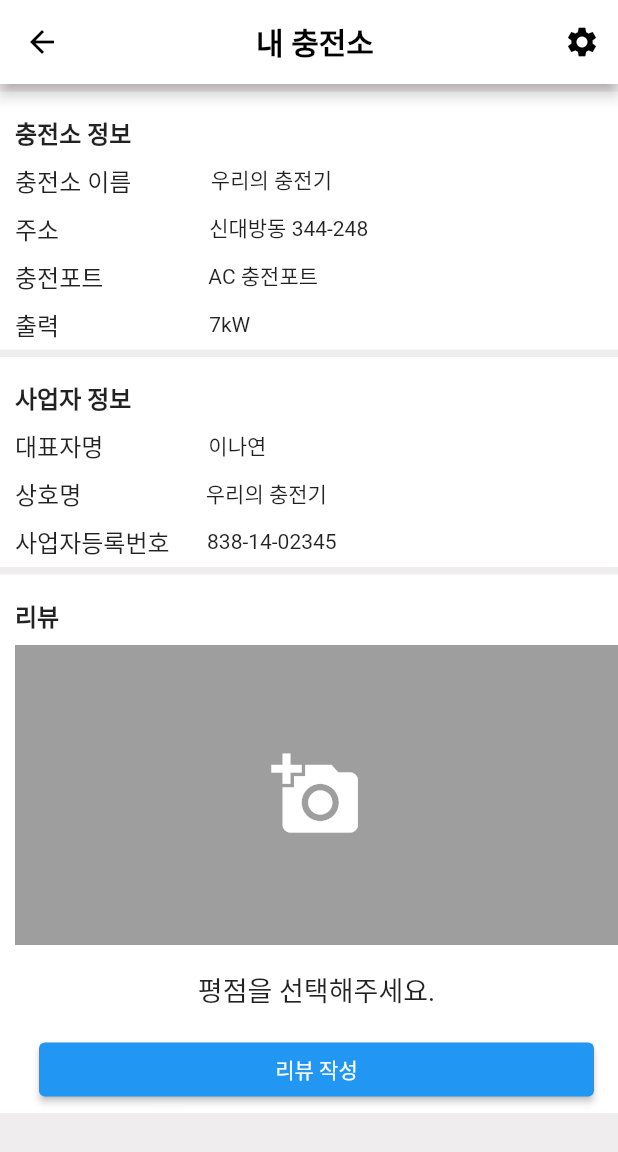
After one commit to CapstoneTeam2/caps, a Flutter app: the ChargerInfo screen opened directly, on a phone screen of 412 x 824 dp. The commit adds this screen. Shown: the top 1152 px of the screen. Run offline on Flutter 3.47's test engine with Material 2 defaults, Android fonts, the phone set to English and light mode, and no system bars; our stand-ins replace flutter_speed_dial, geocoding; missing offline and left inert: flutter_sliding_up_panel, naver_map_plugin.

Commit message:
충전소 정보

```diff
--- /dev/null
+++ b/lib/ChargerInfo.dart
@@ -0,0 +1,248 @@
+import 'dart:io';
+
+import 'package:flutter/material.dart';
+
+class ChargerInfo extends StatefulWidget {
+  const ChargerInfo({Key? key}) : super(key: key);
+
+  @override
+  State<ChargerInfo> createState() => _ChargerInfo();
+}
+
+class _ChargerInfo extends State<ChargerInfo> {
+  double _rating = 0.0;
+  String _reviewText = '';
+  File? _imageFile;
+
+  void _selectImage() async {
+    // TODO: 이미지 선택 로직 구현
+  }
+  @override
+  Widget build(BuildContext context) {
+    return Scaffold(
+      backgroundColor: Color(0xFFf0edee),
+      appBar: AppBar(
+        iconTheme: IconThemeData(
+          color: Colors.black,
+        ),
+        backgroundColor: Colors.white,
+        title: Center(
+          child: Text('내 충전소', style: TextStyle(
+              color: Colors.black,
+              fontWeight: FontWeight.bold,
+            ),
+          ),
+        ),
+        actions: [
+          IconButton(
+            onPressed: () {
+              // 수정 아이콘 클릭 시 수행할 동작
+            },
+            icon: Icon(Icons.settings),
+            color: Colors.black,
+          ),
+        ],
+      ),
+      body: ListView(
+        children: [
+          SizedBox(height: 5,),
+          Container(
+            color: Colors.white,
+            child: Padding(
+              padding: const EdgeInsets.fromLTRB(10,15,0,5),
+              child: Column(
+                mainAxisAlignment: MainAxisAlignment.start,
+                children: [
+                  Row(
+                    children: [
+                      Text('충전소 정보',style: TextStyle(
+                        fontWeight: FontWeight.bold,
+                        fontSize: 16,
+                      )),
+                    ],
+                  ),
+                  SizedBox(height: 8,),
+                  Row(
+                    children: [
+                      Text('충전소 이름',style: TextStyle(
+                          fontSize: 16,),
+                      ),
+                      SizedBox(width: 53,),
+                      Text('우리의 충전기',textAlign: TextAlign.start)
+                    ],
+                  ),
+                  SizedBox(height: 8,),
+                  Row(
+                    children: [
+                      Text('주소',style: TextStyle(
+                          fontSize: 16),
+                      ),
+                      SizedBox(width: 100,),
+                      Text('신대방동 344-248',textAlign: TextAlign.start)
+                    ],
+                  ),
+                  SizedBox(height: 8,),
+                  Row(
+                    children: [
+                      Text('충전포트',style: TextStyle(
+                          fontSize: 16),
+                      ),
+                      SizedBox(width: 70,),
+                      Text('AC 충전포트',textAlign: TextAlign.start)
+                    ],
+                  ),
+                  SizedBox(height: 8,),
+                  Row(
+                    children: [
+                      Text('출력',style: TextStyle(
+                          fontSize: 16),
+                      ),
+                      SizedBox(width: 100,),
+                      Text('7kW',textAlign: TextAlign.start)
+                    ],
+                  ),
+                ],
+              ),
+            ),
+          ),
+          SizedBox(
+            height: 5,
+          ),
+          //=================
+          Container(
+            color: Colors.white,
+            child: Padding(
+              padding: const EdgeInsets.fromLTRB(10,15, 0, 5),
+              child: Column(
+                mainAxisAlignment: MainAxisAlignment.start,
+                children: [
+                  Row(
+                    children: [
+                      Text('사업자 정보',style: TextStyle(
+                        fontWeight: FontWeight.bold,
+                        fontSize: 16,
+                      )),
+                    ],
+                  ),
+                  SizedBox(height: 8,),
+                  Row(
+                    children: [
+                      Text('대표자명',style: TextStyle(
+                        fontSize: 16,),
+                      ),
+                      SizedBox(width: 70,),
+                      Text('이나연',textAlign: TextAlign.start)
+                    ],
+                  ),
+                  SizedBox(height: 8,),
+                  Row(
+                    children: [
+                      Text('상호명',style: TextStyle(
+                          fontSize: 16),
+                      ),
+                      SizedBox(width: 83,),
+                      Text('우리의 충전기',textAlign: TextAlign.start)
+                    ],
+                  ),
+                  SizedBox(height: 8,),
+                  Row(
+                    children: [
+                      Text('사업자등록번호',style: TextStyle(
+                          fontSize: 16),
+                      ),
+                      SizedBox(width: 25,),
+                      Text('838-14-02345',textAlign: TextAlign.start)
+                    ],
+                  ),
+                ],
+              ),
+            ),
+          ),
+          SizedBox(
+            height: 5,
+          ),
+          Container(
+            color: Colors.white,
+            child: Padding(
+              padding: const EdgeInsets.fromLTRB(10,15, 0, 5),
+              child: Column(
+                mainAxisAlignment: MainAxisAlignment.start,
+                children: [
+                  Row(
+                    children: [
+                      Text('리뷰',style: TextStyle(
+                        fontWeight: FontWeight.bold,
+                        fontSize: 16,
+                      )),
+                    ],
+                  ),
+                  SizedBox(height: 8,),
+                  SingleChildScrollView(
+                    child: Column(
+                      crossAxisAlignment: CrossAxisAlignment.stretch,
+                      children: [
+                        InkWell(
+                          onTap: _selectImage,
+                          child: Container(
+                            height: 200,
+                            color: Colors.grey,
+                            child: _imageFile == null
+                                ? Icon(Icons.add_a_photo,size: 60.0, color: Colors.white)
+                                : Image.file(_imageFile!, fit: BoxFit.cover),
+                          ),
+                        ),
+                        SizedBox(height: 16,),
+                        Center(
+                          child: Text(
+                            _rating == 0.0 ? '평점을 선택해주세요.' : '평점: $_rating',
+                            style: TextStyle(fontSize: 18.0),
+                          ),
+                        ),
+                        SizedBox(height: 16,),
+                        Padding(
+                          padding: EdgeInsets.symmetric(horizontal: 16.0),
+                          child: ElevatedButton(
+                            onPressed: (){},
+                            child: Text('리뷰 작성'),
+                          ),
+                        )
+                      ],
+                    ),
+                  ),
+                ],
+              ),
+            ),
+          ),
+        ],
+      ),
+    );
+  }
+}
+class RatingBar extends StatelessWidget {
+  final double? initialRating;
+  final double starSize;
+  final void Function(double) onRatingSelected;
+
+  RatingBar({
+    this.initialRating,
+    this.starSize = 40.0,
+    required this.onRatingSelected,
+  });
+
+  @override
+  Widget build(BuildContext context) {
+    return Row(
+      mainAxisSize: MainAxisSize.min,
+      children: List.generate(5, (index) {
+        return InkWell(
+          onTap: () => onRatingSelected(index + 1.0),
+          child: Icon(
+            index + 1.0 <= (initialRating ?? 0.0) ? Icons.star : Icons
+                .star_border,
+            size: starSize,
+          ),
+        );
+      }),
+    );
+  }
+}
--- a/lib/main.dart
+++ b/lib/main.dart
@@ -12,7 +12,6 @@ class MyApp extends StatelessWidget {
   Widget build(BuildContext context) {
     return MaterialApp(
       home: Scaffold(
-        // appBar: AppBar(title: const Text(_title)),
         body: const LoginPage(),
       ),
     );
--- a/lib/map.dart
+++ b/lib/map.dart
@@ -3,6 +3,7 @@ import 'package:flutter/cupertino.dart';
 import 'package:flutter/material.dart';
 import 'package:flutter_speed_dial/flutter_speed_dial.dart';
 import 'package:naver_map_plugin/naver_map_plugin.dart';
+import 'ChargerInfo.dart';
 import 'RegisterCharger.dart';
 import 'SettingButton.dart';
 import 'package:flutter_sliding_up_panel/flutter_sliding_up_panel.dart';
@@ -123,7 +124,7 @@ class _ScrollViewState extends State<ScrollView> {
                 backgroundColor: Colors.indigo.shade900,
                 children: [
                   SpeedDialChild(
-                      child: const Icon(Icons.settings, color: Colors
+                      child: const Icon(Icons.account_circle_rounded, color: Colors
                           .white,),
                       label: "내 정보",
                       labelStyle: const TextStyle(
@@ -142,9 +143,9 @@ class _ScrollViewState extends State<ScrollView> {
                       }
                   ),
                   SpeedDialChild(
-                      child: const Icon(Icons.settings, color: Colors
+                      child: const Icon(Icons.charging_station_outlined, color: Colors
                           .white,),
-                      label: "환경설정",
+                      label: "충전소 등록",
                       labelStyle: const TextStyle(
                           fontWeight: FontWeight.w500,
                           color: Colors.white,
@@ -161,7 +162,7 @@ class _ScrollViewState extends State<ScrollView> {
                       }
                   ),
                   SpeedDialChild(
-                      child: const Icon(Icons.settings, color: Colors.white,),
+                      child: const Icon(Icons.home_outlined, color: Colors.white,),
                       label: "내 충전소",
                       labelStyle: const TextStyle(
                           fontWeight: FontWeight.w500,
@@ -173,7 +174,7 @@ class _ScrollViewState extends State<ScrollView> {
                         Navigator.push(
                           context,
                           MaterialPageRoute(
-                            builder: (context) => IndivRegisterCharger(),
+                            builder: (context) => ChargerInfo(),
                           ),
                         );
                       }
```
